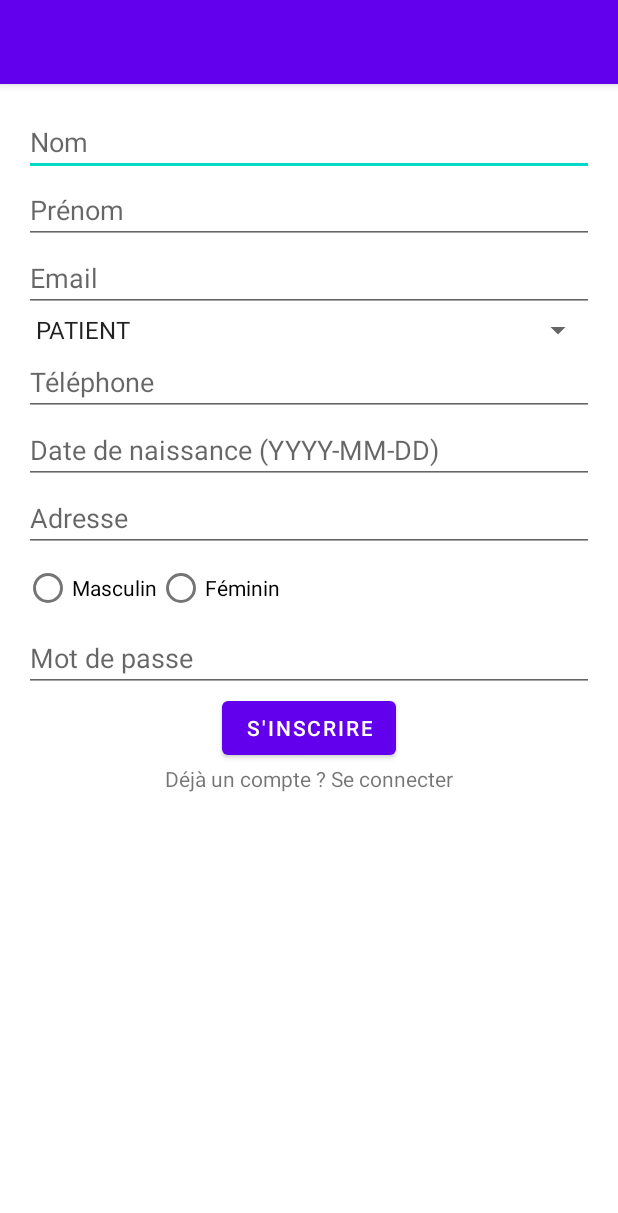
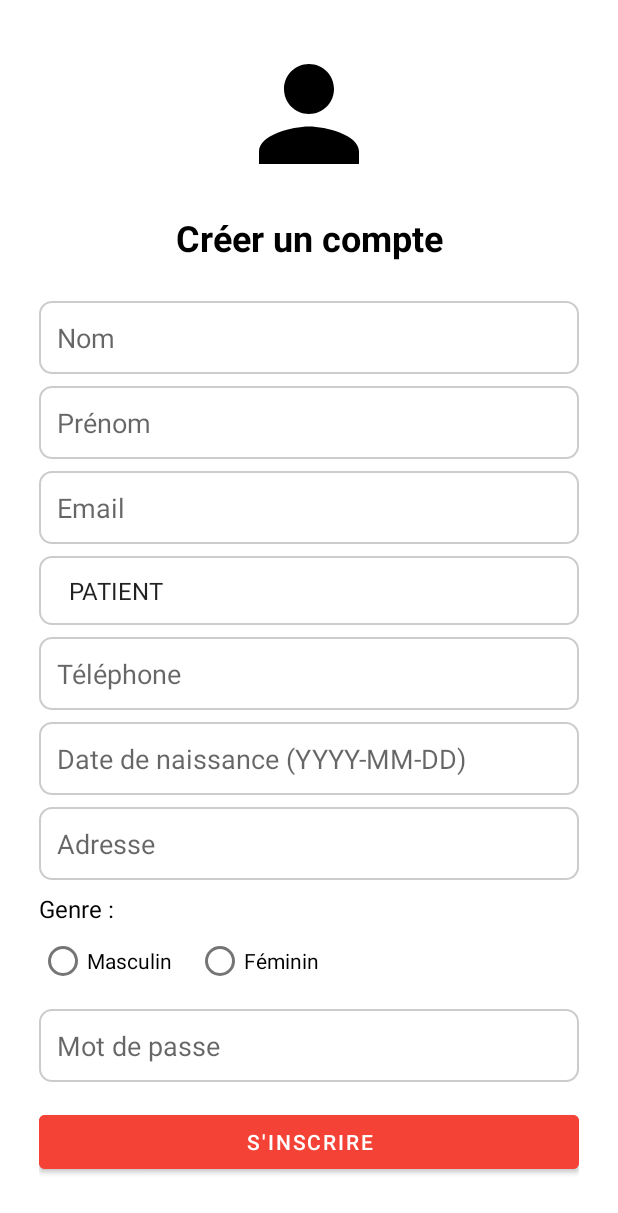
Before and after one commit to Pacifique257/appointment-mobile-app, an Android app: the RegisterActivity screen opened directly, with no data from a screen before it, on a phone screen of 412 x 824 dp. Shown: the top 1213 px of the screen. Run offline under Robolectric (Android 15) with nearby library versions, the phone set to English and light mode, and no system bars.

Commit message:
modifiation de activity_home et activity_register

```diff
--- a/app/src/main/AndroidManifest.xml
+++ b/app/src/main/AndroidManifest.xml
@@ -21,7 +21,7 @@
             android:exported="false" />
         <activity
             android:name=".edittext_rounded"
-            android:exported="false" /> <!-- LoginActivity comme activité de lancement -->
+            android:exported="false" />
         <activity
             android:name=".activities.LoginActivity"
             android:exported="true">
@@ -30,10 +30,10 @@
 
                 <category android:name="android.intent.category.LAUNCHER" />
             </intent-filter>
-        </activity> <!-- RegisterActivity -->
+        </activity>
         <activity
             android:name=".activities.RegisterActivity"
-            android:exported="false" /> <!-- MainActivity -->
+            android:exported="false" />
         <activity
             android:name=".activities.MainActivity"
             android:exported="false" />
--- a/app/src/main/java/com/example/test/activities/LoginActivity.java
+++ b/app/src/main/java/com/example/test/activities/LoginActivity.java
@@ -69,7 +69,7 @@ public class LoginActivity extends AppCompatActivity {
         OkHttpClient client = new OkHttpClient.Builder().build();
 
         Retrofit retrofit = new Retrofit.Builder()
-                .baseUrl(ApiConfig.BASE_URL) // https://c549d1245af8.ngrok-free.app/api/v1/
+                .baseUrl(ApiConfig.BASE_URL)
                 .client(client)
                 .addConverterFactory(GsonConverterFactory.create())
                 .build();
--- a/app/src/main/java/com/example/test/config/ApiConfig.java
+++ b/app/src/main/java/com/example/test/config/ApiConfig.java
@@ -2,5 +2,5 @@ package com.example.test.config;
 
 
 public class ApiConfig {
-    public static final String BASE_URL = "https://c549d1245af8.ngrok-free.app/api/v1/";
+    public static final String BASE_URL = "https://73ffc23340f6.ngrok-free.app/api/v1/";
 }
--- a/app/src/main/res/layout/activity_home.xml
+++ b/app/src/main/res/layout/activity_home.xml
@@ -6,49 +6,19 @@
     android:layout_height="match_parent"
     android:padding="16dp">
 
-    <ImageView
-        android:id="@+id/personIcon"
-        android:layout_width="48dp"
-        android:layout_height="48dp"
-        android:src="@drawable/ic_person"
-        app:layout_constraintTop_toTopOf="parent"
-        app:layout_constraintStart_toStartOf="parent"
-        app:layout_constraintEnd_toEndOf="parent"/>
 
-    <TextView
-        android:id="@+id/title"
-        android:layout_width="wrap_content"
-        android:layout_height="wrap_content"
-        android:text="Accueil"
-        android:textSize="24sp"
-        android:textStyle="bold"
-        app:layout_constraintTop_toBottomOf="@id/personIcon"
-        app:layout_constraintStart_toStartOf="parent"
-        app:layout_constraintEnd_toEndOf="parent"
-        android:layout_marginTop="16dp"/>
-
-    <TextView
-        android:id="@+id/content"
-        android:layout_width="wrap_content"
-        android:layout_height="wrap_content"
-        android:text="Bienvenue sur la page d'accueil !"
-        app:layout_constraintTop_toBottomOf="@id/title"
-        app:layout_constraintStart_toStartOf="parent"
-        app:layout_constraintEnd_toEndOf="parent"
-        android:layout_marginTop="16dp"/>
-
-    <!-- RecyclerView ajouté -->
     <androidx.recyclerview.widget.RecyclerView
         android:id="@+id/recyclerView"
         android:layout_width="0dp"
         android:layout_height="0dp"
-        app:layout_constraintTop_toBottomOf="@id/content"
+        app:layout_constraintTop_toTopOf="parent"
         app:layout_constraintBottom_toTopOf="@id/nav_view"
         app:layout_constraintStart_toStartOf="parent"
         app:layout_constraintEnd_toEndOf="parent"
         android:layout_marginTop="16dp"
         android:layout_marginBottom="16dp"/>
 
+    <!-- BottomNavigationView -->
     <com.google.android.material.bottomnavigation.BottomNavigationView
         android:id="@+id/nav_view"
         android:layout_width="0dp"
--- a/app/src/main/res/layout/activity_login.xml
+++ b/app/src/main/res/layout/activity_login.xml
@@ -3,12 +3,12 @@
     xmlns:app="http://schemas.android.com/apk/res-auto"
     android:layout_width="match_parent"
     android:layout_height="match_parent"
-    android:padding="16dp">
+    android:padding="26dp">
 
     <ImageView
         android:id="@+id/personIcon"
-        android:layout_width="48dp"
-        android:layout_height="48dp"
+        android:layout_width="100dp"
+        android:layout_height="100dp"
         android:src="@drawable/ic_person"
         app:layout_constraintTop_toTopOf="parent"
         app:layout_constraintStart_toStartOf="parent"
@@ -18,7 +18,8 @@
         android:id="@+id/title"
         android:layout_width="wrap_content"
         android:layout_height="wrap_content"
-        android:text="Connexion"
+        android:textColor="@color/black"
+        android:text="@string/connect"
         android:textSize="24sp"
         android:textStyle="bold"
         app:layout_constraintTop_toBottomOf="@id/personIcon"
@@ -30,32 +31,35 @@
         android:id="@+id/emailInput"
         android:layout_width="0dp"
         android:layout_height="wrap_content"
-        android:hint="Email"
+        android:hint="@string/email"
         android:background="@drawable/edittext_rounded"
         android:padding="12dp"
         app:layout_constraintTop_toBottomOf="@id/title"
         app:layout_constraintStart_toStartOf="parent"
         app:layout_constraintEnd_toEndOf="parent"
         android:inputType="textEmailAddress"
-        android:layout_marginTop="16dp"/>
+        android:layout_marginTop="26dp"/>
 
     <EditText
         android:id="@+id/passwordInput"
         android:layout_width="0dp"
         android:layout_height="wrap_content"
+        android:layout_marginTop="24dp"
+        android:background="@drawable/edittext_rounded"
         android:hint="Mot de passe"
-        android:background="@drawable/edittext_rounded"
+        android:inputType="textPassword"
         android:padding="12dp"
-        app:layout_constraintTop_toBottomOf="@id/emailInput"
+        app:layout_constraintEnd_toEndOf="parent"
+        app:layout_constraintHorizontal_bias="0.0"
         app:layout_constraintStart_toStartOf="parent"
-        app:layout_constraintEnd_toEndOf="parent"
-        android:inputType="textPassword"
-        android:layout_marginTop="8dp"/>
+        app:layout_constraintTop_toBottomOf="@id/emailInput" />
 
     <Button
+
         android:id="@+id/loginButton"
         android:layout_width="wrap_content"
         android:layout_height="wrap_content"
+        android:textColor="@color/black"
         android:text="Se connecter"
         app:layout_constraintTop_toBottomOf="@id/passwordInput"
         app:layout_constraintStart_toStartOf="parent"
@@ -66,6 +70,7 @@
         android:id="@+id/registerLink"
         android:layout_width="wrap_content"
         android:layout_height="wrap_content"
+        android:textColor="@color/teal_700"
         android:text="Pas de compte ? S'inscrire"
         app:layout_constraintTop_toBottomOf="@id/loginButton"
         app:layout_constraintStart_toStartOf="parent"
--- a/app/src/main/res/layout/activity_register.xml
+++ b/app/src/main/res/layout/activity_register.xml
@@ -2,128 +2,195 @@
 <ScrollView xmlns:android="http://schemas.android.com/apk/res/android"
     xmlns:app="http://schemas.android.com/apk/res-auto"
     android:layout_width="match_parent"
-    android:layout_height="match_parent">
+    android:layout_height="match_parent"
+    android:padding="26dp">
 
     <androidx.constraintlayout.widget.ConstraintLayout
         android:layout_width="match_parent"
-        android:layout_height="wrap_content"
-        android:padding="16dp">
+        android:layout_height="wrap_content">
+
+        <ImageView
+            android:id="@+id/personIcon"
+            android:layout_width="100dp"
+            android:layout_height="100dp"
+            android:src="@drawable/ic_person"
+            app:layout_constraintTop_toTopOf="parent"
+            app:layout_constraintStart_toStartOf="parent"
+            app:layout_constraintEnd_toEndOf="parent" />
+
+        <TextView
+            android:id="@+id/title"
+            android:layout_width="wrap_content"
+            android:layout_height="wrap_content"
+            android:layout_marginTop="16dp"
+            android:text="Créer un compte"
+            android:textColor="@color/black"
+            android:textSize="24sp"
+            android:textStyle="bold"
+            app:layout_constraintEnd_toEndOf="parent"
+            app:layout_constraintStart_toStartOf="parent"
+            app:layout_constraintTop_toBottomOf="@id/personIcon" />
 
         <EditText
             android:id="@+id/lastNameInput"
             android:layout_width="0dp"
             android:layout_height="wrap_content"
+            android:layout_marginTop="26dp"
             android:hint="Nom"
-            app:layout_constraintTop_toTopOf="parent"
+            android:background="@drawable/edittext_rounded"
+            android:padding="12dp"
+            android:inputType="textPersonName"
+            app:layout_constraintEnd_toEndOf="parent"
             app:layout_constraintStart_toStartOf="parent"
-            app:layout_constraintEnd_toEndOf="parent"
-            android:inputType="textPersonName"/>
+            app:layout_constraintTop_toBottomOf="@id/title" />
 
         <EditText
             android:id="@+id/firstNameInput"
             android:layout_width="0dp"
             android:layout_height="wrap_content"
+            android:layout_marginTop="8dp"
             android:hint="Prénom"
-            app:layout_constraintTop_toBottomOf="@id/lastNameInput"
+            android:background="@drawable/edittext_rounded"
+            android:padding="12dp"
+            android:inputType="textPersonName"
+            app:layout_constraintEnd_toEndOf="parent"
             app:layout_constraintStart_toStartOf="parent"
-            app:layout_constraintEnd_toEndOf="parent"
-            android:inputType="textPersonName"/>
+            app:layout_constraintTop_toBottomOf="@id/lastNameInput" />
 
         <EditText
             android:id="@+id/emailInput"
             android:layout_width="0dp"
             android:layout_height="wrap_content"
+            android:layout_marginTop="8dp"
             android:hint="Email"
-            app:layout_constraintTop_toBottomOf="@id/firstNameInput"
+            android:background="@drawable/edittext_rounded"
+            android:padding="12dp"
+            android:inputType="textEmailAddress"
+            app:layout_constraintEnd_toEndOf="parent"
             app:layout_constraintStart_toStartOf="parent"
-            app:layout_constraintEnd_toEndOf="parent"
-            android:inputType="textEmailAddress"/>
+            app:layout_constraintTop_toBottomOf="@id/firstNameInput" />
 
         <Spinner
             android:id="@+id/roleInput"
             android:layout_width="0dp"
             android:layout_height="wrap_content"
-            app:layout_constraintTop_toBottomOf="@id/emailInput"
+            android:layout_marginTop="8dp"
+            android:background="@drawable/edittext_rounded"
+            android:padding="12dp"
+            android:spinnerMode="dropdown"
+            app:layout_constraintEnd_toEndOf="parent"
             app:layout_constraintStart_toStartOf="parent"
-            app:layout_constraintEnd_toEndOf="parent"/>
+            app:layout_constraintTop_toBottomOf="@id/emailInput" />
 
         <EditText
             android:id="@+id/phoneInput"
             android:layout_width="0dp"
             android:layout_height="wrap_content"
+            android:layout_marginTop="8dp"
             android:hint="Téléphone"
-            app:layout_constraintTop_toBottomOf="@id/roleInput"
+            android:background="@drawable/edittext_rounded"
+            android:padding="12dp"
+            android:inputType="phone"
+            app:layout_constraintEnd_toEndOf="parent"
             app:layout_constraintStart_toStartOf="parent"
-            app:layout_constraintEnd_toEndOf="parent"
-            android:inputType="phone"/>
+            app:layout_constraintTop_toBottomOf="@id/roleInput" />
 
         <EditText
             android:id="@+id/birthDateInput"
             android:layout_width="0dp"
             android:layout_height="wrap_content"
+            android:layout_marginTop="8dp"
             android:hint="Date de naissance (YYYY-MM-DD)"
-            app:layout_constraintTop_toBottomOf="@id/phoneInput"
+            android:background="@drawable/edittext_rounded"
+            android:padding="12dp"
+            android:inputType="date"
+            app:layout_constraintEnd_toEndOf="parent"
             app:layout_constraintStart_toStartOf="parent"
-            app:layout_constraintEnd_toEndOf="parent"
-            android:inputType="date"/>
+            app:layout_constraintTop_toBottomOf="@id/phoneInput" />
 
         <EditText
             android:id="@+id/addressInput"
             android:layout_width="0dp"
             android:layout_height="wrap_content"
+            android:layout_marginTop="8dp"
             android:hint="Adresse"
-            app:layout_constraintTop_toBottomOf="@id/birthDateInput"
+            android:background="@drawable/edittext_rounded"
+            android:padding="12dp"
+            android:inputType="textPostalAddress"
+            app:layout_constraintEnd_toEndOf="parent"
             app:layout_constraintStart_toStartOf="parent"
+            app:layout_constraintTop_toBottomOf="@id/birthDateInput" />
+
+        <TextView
+            android:id="@+id/genderHint"
+            android:layout_width="0dp"
+            android:layout_height="wrap_content"
+            android:layout_marginTop="8dp"
+            android:text="Genre :"
+            android:textColor="@android:color/black"
+            android:textSize="16sp"
             app:layout_constraintEnd_toEndOf="parent"
-            android:inputType="textPostalAddress"/>
+            app:layout_constraintStart_toStartOf="parent"
+            app:layout_constraintTop_toBottomOf="@id/addressInput" />
 
         <RadioGroup
             android:id="@+id/genderInput"
             android:layout_width="0dp"
             android:layout_height="wrap_content"
-            app:layout_constraintTop_toBottomOf="@id/addressInput"
+            android:orientation="horizontal"
+            app:layout_constraintEnd_toEndOf="parent"
             app:layout_constraintStart_toStartOf="parent"
-            app:layout_constraintEnd_toEndOf="parent"
-            android:orientation="horizontal">
+            app:layout_constraintTop_toBottomOf="@id/genderHint">
+
             <RadioButton
                 android:id="@+id/maleRadio"
                 android:layout_width="wrap_content"
                 android:layout_height="wrap_content"
-                android:text="Masculin"/>
+                android:text="Masculin" />
+
             <RadioButton
                 android:id="@+id/femaleRadio"
                 android:layout_width="wrap_content"
                 android:layout_height="wrap_content"
-                android:text="Féminin"/>
+                android:layout_marginStart="16dp"
+                android:text="Féminin" />
         </RadioGroup>
 
         <EditText
             android:id="@+id/passwordInput"
             android:layout_width="0dp"
             android:layout_height="wrap_content"
+            android:layout_marginTop="8dp"
             android:hint="Mot de passe"
-            app:layout_constraintTop_toBottomOf="@id/genderInput"
+            android:background="@drawable/edittext_rounded"
+            android:padding="12dp"
+            android:inputType="textPassword"
+            app:layout_constraintEnd_toEndOf="parent"
             app:layout_constraintStart_toStartOf="parent"
-            app:layout_constraintEnd_toEndOf="parent"
-            android:inputType="textPassword"/>
+            app:layout_constraintTop_toBottomOf="@id/genderInput" />
 
         <Button
             android:id="@+id/registerButton"
-            android:layout_width="wrap_content"
+            android:layout_width="0dp"
             android:layout_height="wrap_content"
+            android:layout_marginTop="16dp"
             android:text="S'inscrire"
-            app:layout_constraintTop_toBottomOf="@id/passwordInput"
+            android:backgroundTint="@color/button_color"
+            android:textColor="@color/white"
+            app:layout_constraintEnd_toEndOf="parent"
             app:layout_constraintStart_toStartOf="parent"
-            app:layout_constraintEnd_toEndOf="parent"/>
+            app:layout_constraintTop_toBottomOf="@id/passwordInput" />
 
         <TextView
             android:id="@+id/loginLink"
             android:layout_width="wrap_content"
             android:layout_height="wrap_content"
+            android:layout_marginTop="16dp"
             android:text="Déjà un compte ? Se connecter"
-            app:layout_constraintTop_toBottomOf="@id/registerButton"
+            android:textColor="@color/link_color"
+            app:layout_constraintEnd_toEndOf="parent"
             app:layout_constraintStart_toStartOf="parent"
-            app:layout_constraintEnd_toEndOf="parent"/>
+            app:layout_constraintTop_toBottomOf="@id/registerButton" />
 
     </androidx.constraintlayout.widget.ConstraintLayout>
 </ScrollView>
--- a/app/src/main/res/values-night/themes.xml
+++ b/app/src/main/res/values-night/themes.xml
@@ -1,16 +1,11 @@
 <resources xmlns:tools="http://schemas.android.com/tools">
-    <!-- Base application theme. -->
     <style name="Theme.Test" parent="Theme.MaterialComponents.DayNight.DarkActionBar">
-        <!-- Primary brand color. -->
-        <item name="colorPrimary">@color/purple_200</item>
-        <item name="colorPrimaryVariant">@color/purple_700</item>
-        <item name="colorOnPrimary">@color/black</item>
-        <!-- Secondary brand color. -->
+        <item name="colorPrimary">@color/button_color</item>
+        <item name="colorPrimaryVariant">@color/link_color</item>
+        <item name="colorOnPrimary">@color/white</item>
         <item name="colorSecondary">@color/teal_200</item>
         <item name="colorSecondaryVariant">@color/teal_200</item>
         <item name="colorOnSecondary">@color/black</item>
-        <!-- Status bar color. -->
         <item name="android:statusBarColor" tools:targetApi="21">?attr/colorPrimaryVariant</item>
-        <!-- Customize your theme here. -->
     </style>
 </resources>
--- a/app/src/main/res/values/colors.xml
+++ b/app/src/main/res/values/colors.xml
@@ -7,4 +7,6 @@
     <color name="teal_700">#FF018786</color>
     <color name="black">#FF000000</color>
     <color name="white">#FFFFFFFF</color>
+    <color name="button_color">#F44336</color>
+    <color name="link_color">#008080</color>
 </resources>
--- a/app/src/main/res/values/strings.xml
+++ b/app/src/main/res/values/strings.xml
@@ -1,3 +1,5 @@
 <resources>
     <string name="app_name">Appointment</string>
+    <string name="connect">Connexion</string>
+    <string name="email">Email</string>
 </resources>
--- a/app/src/main/res/values/themes.xml
+++ b/app/src/main/res/values/themes.xml
@@ -1,16 +1,11 @@
 <resources xmlns:tools="http://schemas.android.com/tools">
-    <!-- Base application theme. -->
-    <style name="Theme.Test" parent="Theme.MaterialComponents.DayNight.DarkActionBar">
-        <!-- Primary brand color. -->
-        <item name="colorPrimary">@color/purple_500</item>
-        <item name="colorPrimaryVariant">@color/purple_700</item>
+    <style name="Theme.Test" parent="Theme.MaterialComponents.DayNight.NoActionBar">
+        <item name="colorPrimary">@color/button_color</item>
+        <item name="colorPrimaryVariant">@color/link_color</item>
         <item name="colorOnPrimary">@color/white</item>
-        <!-- Secondary brand color. -->
         <item name="colorSecondary">@color/teal_200</item>
         <item name="colorSecondaryVariant">@color/teal_700</item>
         <item name="colorOnSecondary">@color/black</item>
-        <!-- Status bar color. -->
         <item name="android:statusBarColor" tools:targetApi="21">?attr/colorPrimaryVariant</item>
-        <!-- Customize your theme here. -->
     </style>
 </resources>
```
